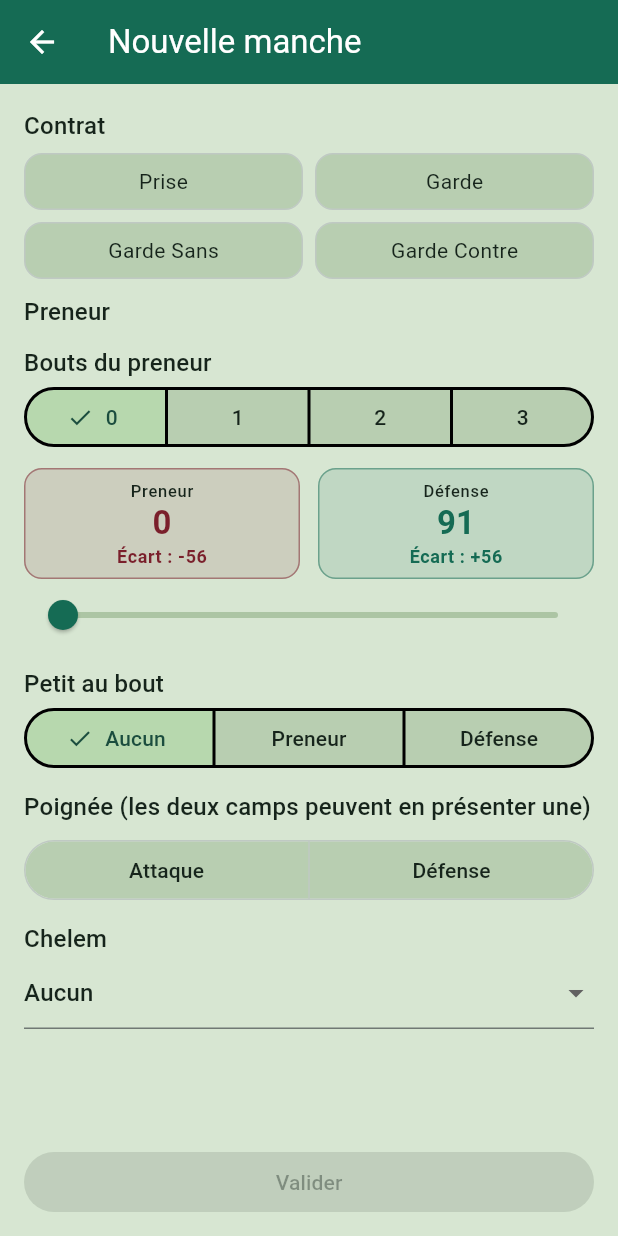
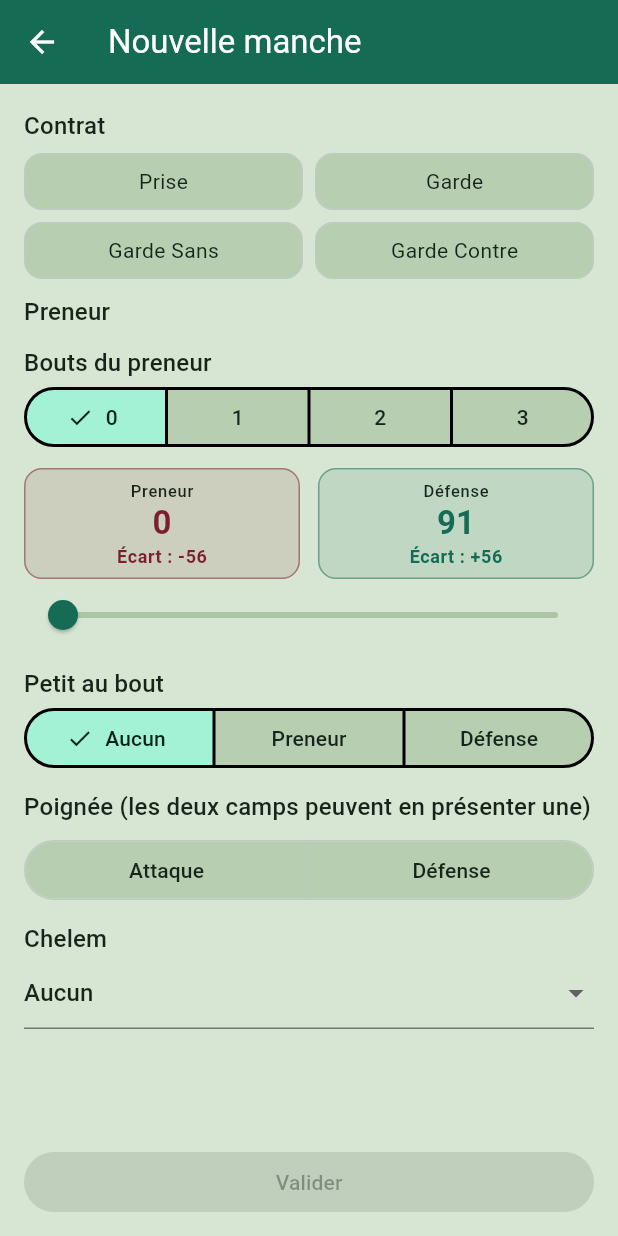
Before and after one commit to MayoFaro/comptageTarot, a Flutter app: the RoundEntryScreen screen opened directly with empty values, on a phone screen of 412 x 824 dp. Run offline on Flutter 3.47's test engine with Material 3 defaults, Android fonts, the phone set to English and light mode, and no system bars; our stand-ins replace drift, flutter_riverpod; accounts and stored records are empty; generated files the repository leaves out were written again.

Commit message:
fix(ui): restaurer le bleu/turquoise de sélection, en dur cette fois
Mauvaise lecture de la demande précédente : il fallait garder la couleur
de sélection bleu/turquoise (l'ancien primaryContainer auto-généré par
Material3) ET ajouter le liseré noir partout, pas remplacer le bleu par
du vert. La teinte exacte est reprise telle quelle et fixée en dur
(0xFFA4F2D6) pour ne plus dépendre du calcul de seed — le liseré noir
systématique à la sélection, lui, est conservé.

Co-Authored-By: Claude Sonnet 5 <noreply@anthropic.com>

```diff
--- a/lib/theme/app_theme.dart
+++ b/lib/theme/app_theme.dart
@@ -8,13 +8,14 @@ const Color bordeaux = Color(0xFF7A1F2B);
 const Color _ivoire = Color(0xFFF7F3EA);
 const Color _bordeauxPale = Color(0xFFF0D9DC);
 
-// Couleur de sélection unique, en dur (pas dérivée de la seed) : les tons
-// `primaryContainer` générés par Material3 depuis une seed vert foncé/teal
-// peuvent virer au bleu-cyan une fois éclaircis — on fixe donc un vert sans
-// ambiguïté possible, utilisé pour TOUT composant sélectionné (chips,
-// boutons segmentés, tuiles de contrat), toujours avec un liseré noir.
-const Color selectionFill = Color(0xFFB7D8AE);
-const Color onSelectionFill = vertAtout;
+// Couleur de sélection unique, en dur (pas recalculée depuis la seed à
+// chaque build, pour ne jamais changer par accident) : c'est le
+// primaryContainer que Material3 générait déjà pour la seed vert foncé —
+// un mint/turquoise clair — désormais utilisé pour TOUT composant
+// sélectionné (chips, boutons segmentés, tuiles de contrat), systématiquement
+// accompagné d'un liseré noir.
+const Color selectionFill = Color(0xFFA4F2D6);
+const Color onSelectionFill = Color(0xFF002117);
 const BorderSide selectionBorder = BorderSide(color: Colors.black, width: 2);
 
 // Famille de surfaces teintées vert sauge, nettement visible (pas un blanc
```
